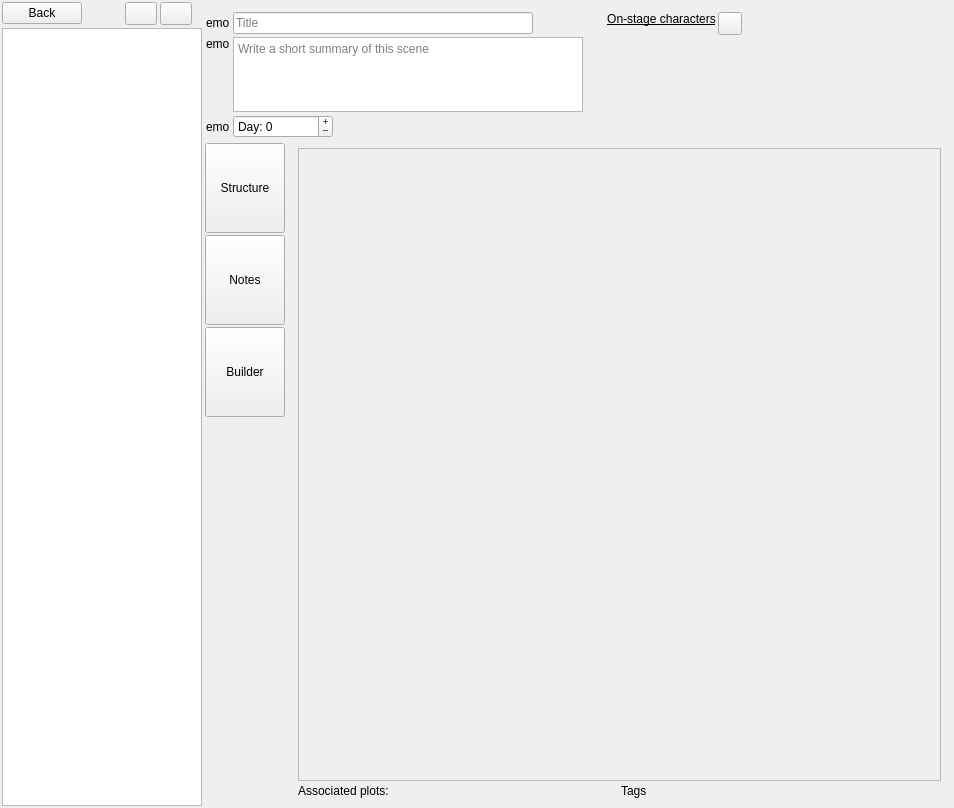
Before: the Qt Designer form ui/scene_editor.ui in zkovari/plotlyst, drawn with Qt 5.
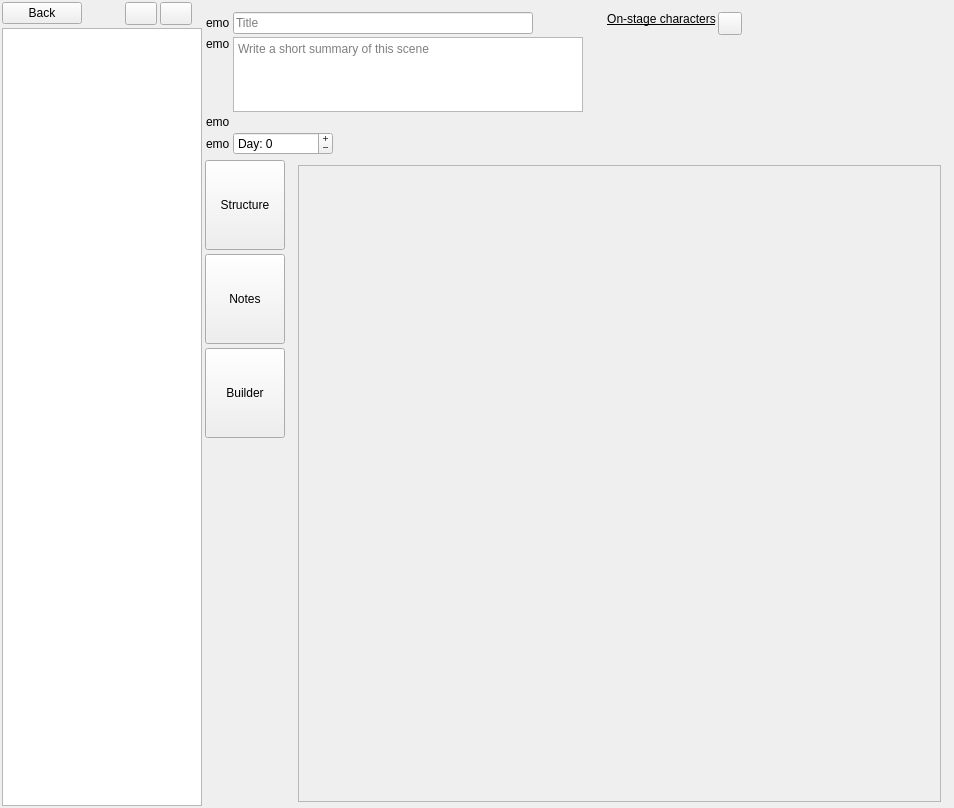
After: the same form once the commit is applied. The open tabs and pages were chosen to show the change. Custom widgets are drawn as their Qt base class.

Commit message:
Renovate scene-plot association (#281)
* Renovate scene-plot association

* progress

```diff
--- a/ui/scene_editor.ui
+++ b/ui/scene_editor.ui
@@ -344,6 +344,26 @@
             </item>
            </layout>
           </item>
+          <item>
+           <layout class="QHBoxLayout" name="horizontalLayout_4">
+            <item alignment="Qt::AlignTop">
+             <widget class="QLabel" name="lblPlotEmoji">
+              <property name="sizePolicy">
+               <sizepolicy hsizetype="Maximum" vsizetype="Maximum">
+                <horstretch>0</horstretch>
+                <verstretch>0</verstretch>
+               </sizepolicy>
+              </property>
+              <property name="text">
+               <string>emo</string>
+              </property>
+             </widget>
+            </item>
+            <item>
+             <widget class="QWidget" name="wdgPlotContainer" native="true"/>
+            </item>
+           </layout>
+          </item>
           <item alignment="Qt::AlignTop">
            <widget class="QWidget" name="wdgDayParent" native="true">
             <layout class="QHBoxLayout" name="horizontalLayout_16">
@@ -511,7 +531,7 @@
         <widget class="QWidget" name="widget_5" native="true">
          <layout class="QVBoxLayout" name="verticalLayout_17">
           <property name="spacing">
-           <number>2</number>
+           <number>4</number>
           </property>
           <property name="leftMargin">
            <number>0</number>
@@ -631,7 +651,7 @@
           <enum>Qt::NoFocus</enum>
          </property>
          <property name="currentIndex">
-          <number>1</number>
+          <number>0</number>
          </property>
          <widget class="QWidget" name="pageStructure">
           <layout class="QVBoxLayout" name="verticalLayout_4">
@@ -705,8 +725,8 @@
                     <rect>
                      <x>0</x>
                      <y>0</y>
-                     <width>72</width>
-                     <height>16</height>
+                     <width>730</width>
+                     <height>573</height>
                     </rect>
                    </property>
                    <layout class="QVBoxLayout" name="verticalLayout_16">
@@ -740,104 +760,7 @@
                  </widget>
                 </item>
                 <item>
-                 <layout class="QHBoxLayout" name="horizontalLayout_3">
-                  <item>
-                   <layout class="QVBoxLayout" name="verticalLayout_8">
-                    <property name="spacing">
-                     <number>2</number>
-                    </property>
-                    <item>
-                     <widget class="QLabel" name="label">
-                      <property name="sizePolicy">
-                       <sizepolicy hsizetype="Preferred" vsizetype="Maximum">
-                        <horstretch>0</horstretch>
-                        <verstretch>0</verstretch>
-                       </sizepolicy>
-                      </property>
-                      <property name="text">
-                       <string>Associated plots:</string>
-                      </property>
-                     </widget>
-                    </item>
-                    <item>
-                     <widget class="QWidget" name="wdgDramaticQuestions" native="true">
-                      <property name="sizePolicy">
-                       <sizepolicy hsizetype="Preferred" vsizetype="Maximum">
-                        <horstretch>0</horstretch>
-                        <verstretch>0</verstretch>
-                       </sizepolicy>
-                      </property>
-                      <layout class="QVBoxLayout" name="verticalLayout_13">
-                       <property name="spacing">
-                        <number>1</number>
-                       </property>
-                       <property name="leftMargin">
-                        <number>1</number>
-                       </property>
-                       <property name="topMargin">
-                        <number>1</number>
-                       </property>
-                       <property name="rightMargin">
-                        <number>1</number>
-                       </property>
-                       <property name="bottomMargin">
-                        <number>1</number>
-                       </property>
-                      </layout>
-                     </widget>
-                    </item>
-                   </layout>
-                  </item>
-                  <item>
-                   <widget class="QWidget" name="widget_4" native="true">
-                    <layout class="QVBoxLayout" name="verticalLayout_14">
-                     <property name="spacing">
-                      <number>3</number>
-                     </property>
-                     <property name="leftMargin">
-                      <number>0</number>
-                     </property>
-                     <property name="topMargin">
-                      <number>0</number>
-                     </property>
-                     <property name="rightMargin">
-                      <number>0</number>
-                     </property>
-                     <property name="bottomMargin">
-                      <number>0</number>
-                     </property>
-                     <item>
-                      <widget class="QLabel" name="label_2">
-                       <property name="text">
-                        <string>Tags</string>
-                       </property>
-                      </widget>
-                     </item>
-                     <item>
-                      <widget class="QWidget" name="wdgTagsContainer" native="true">
-                       <layout class="QVBoxLayout" name="verticalLayout_18">
-                        <property name="spacing">
-                         <number>0</number>
-                        </property>
-                        <property name="leftMargin">
-                         <number>0</number>
-                        </property>
-                        <property name="topMargin">
-                         <number>0</number>
-                        </property>
-                        <property name="rightMargin">
-                         <number>0</number>
-                        </property>
-                        <property name="bottomMargin">
-                         <number>0</number>
-                        </property>
-                       </layout>
-                      </widget>
-                     </item>
-                    </layout>
-                   </widget>
-                  </item>
-                 </layout>
+                 <layout class="QHBoxLayout" name="horizontalLayout_3"/>
                 </item>
                </layout>
               </widget>
@@ -914,7 +837,7 @@
            </property>
            <item>
             <widget class="DocumentTextEditor" name="textNotes">
-             <property name="placeholderText">
+             <property name="placeholderText" stdset="0">
               <string>Scene notes or type '/' for commands</string>
              </property>
             </widget>
@@ -1084,7 +1007,7 @@
   </customwidget>
   <customwidget>
    <class>DocumentTextEditor</class>
-   <extends>QTextEdit</extends>
+   <extends>QWidget</extends>
    <header>src.main.python.plotlyst.view.widget.input</header>
   </customwidget>
   <customwidget>
```
The commit also changes 6 other files.
